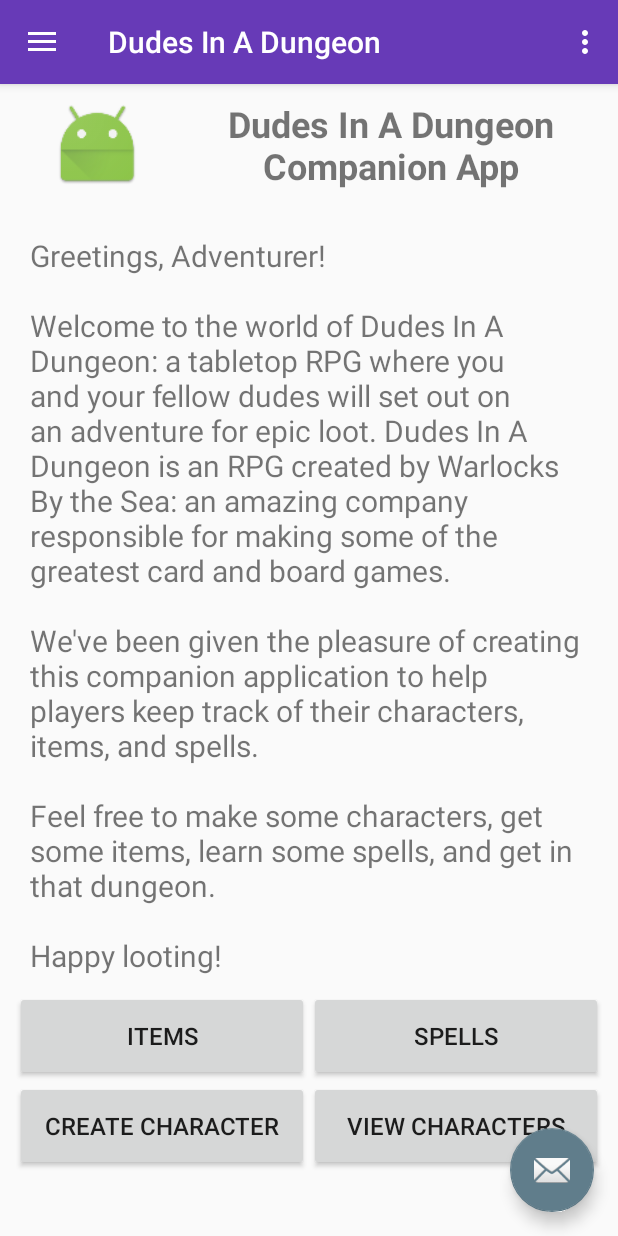
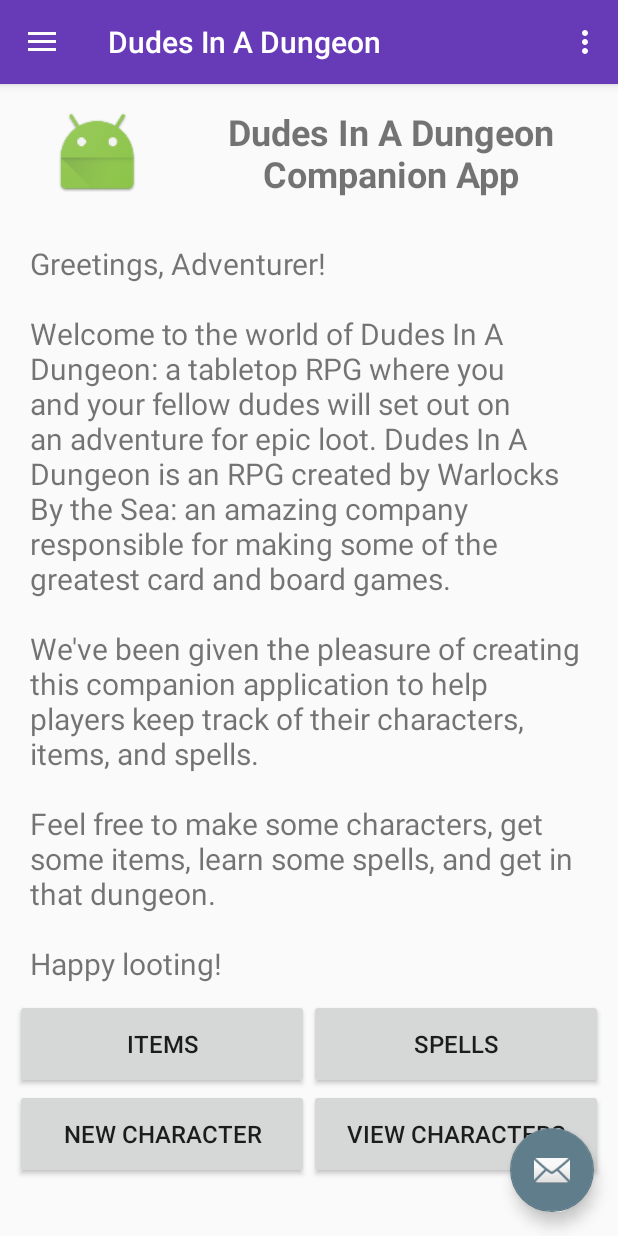
Before and after one commit to RyanPatrick26/MAD405_FinalProject, an Android app: the screen it shows after launch (MainActivity), on a phone screen of 412 x 824 dp. Run offline under Robolectric (Android 15) with nearby library versions, the phone set to English and light mode, and no system bars.

Commit message:
#1: Resolved some layout issues with the homepage

```diff
--- a/app/src/main/res/layout/fragment_main.xml
+++ b/app/src/main/res/layout/fragment_main.xml
@@ -18,8 +18,10 @@
             <LinearLayout
                 android:id="@+id/titleLayout"
                 android:layout_width="match_parent"
-                android:layout_height="match_parent"
-                android:layout_weight="2"
+                android:layout_height="wrap_content"
+                android:layout_marginTop="5dp"
+                android:layout_weight="1"
+                android:elevation="1dp"
                 android:orientation="horizontal">
 
                 <ImageView
@@ -47,7 +49,7 @@
                 android:layout_width="match_parent"
                 android:layout_height="wrap_content"
                 android:layout_marginTop="20dp"
-                android:layout_weight="5"
+                android:layout_weight="1"
                 android:padding="10dp"
                 android:text="@string/introductionTextView"
                 android:textAlignment="textStart"
@@ -57,14 +59,15 @@
             <LinearLayout
                 android:id="@+id/buttonLayout"
                 android:layout_width="match_parent"
-                android:layout_height="match_parent"
-                android:layout_weight="4"
+                android:layout_height="wrap_content"
+                android:layout_marginBottom="5dp"
+                android:layout_weight="0"
                 android:orientation="vertical">
 
                 <LinearLayout
                     android:layout_width="match_parent"
                     android:layout_height="wrap_content"
-                    android:layout_weight="1"
+                    android:layout_weight="0"
                     android:orientation="horizontal">
 
                     <Button
@@ -90,7 +93,7 @@
                 <LinearLayout
                     android:layout_width="match_parent"
                     android:layout_height="wrap_content"
-                    android:layout_weight="1"
+                    android:layout_weight="0"
                     android:orientation="horizontal">
 
                     <Button
--- a/app/src/main/res/values/strings.xml
+++ b/app/src/main/res/values/strings.xml
@@ -11,7 +11,7 @@
     <!-- Homepage string values -->
     <string name="homepageTitle">Dudes In A Dungeon\nCompanion App</string>
     <string name="introductionTextView">Greetings, Adventurer!\n\nWelcome to the world of Dudes In A Dungeon: a tabletop RPG where you and your fellow dudes will set out on an adventure for epic loot. Dudes In A Dungeon is an RPG created by Warlocks By the Sea: an amazing company responsible for making some of the greatest card and board games.\n\nWe\'ve been given the pleasure of creating this companion application to help players keep track of their characters, items, and spells.\n\nFeel free to make some characters, get some items, learn some spells, and get in that dungeon.\n\nHappy looting!</string>
-    <string name="createCharacterButtonText">Create Character</string>
+    <string name="createCharacterButtonText">New Character</string>
     <string name="viewCharactersButtonText">View Characters</string>
     <string name="viewItemsButtonText">Items</string>
     <string name="viewSpellsButtonText">Spells</string>
```
